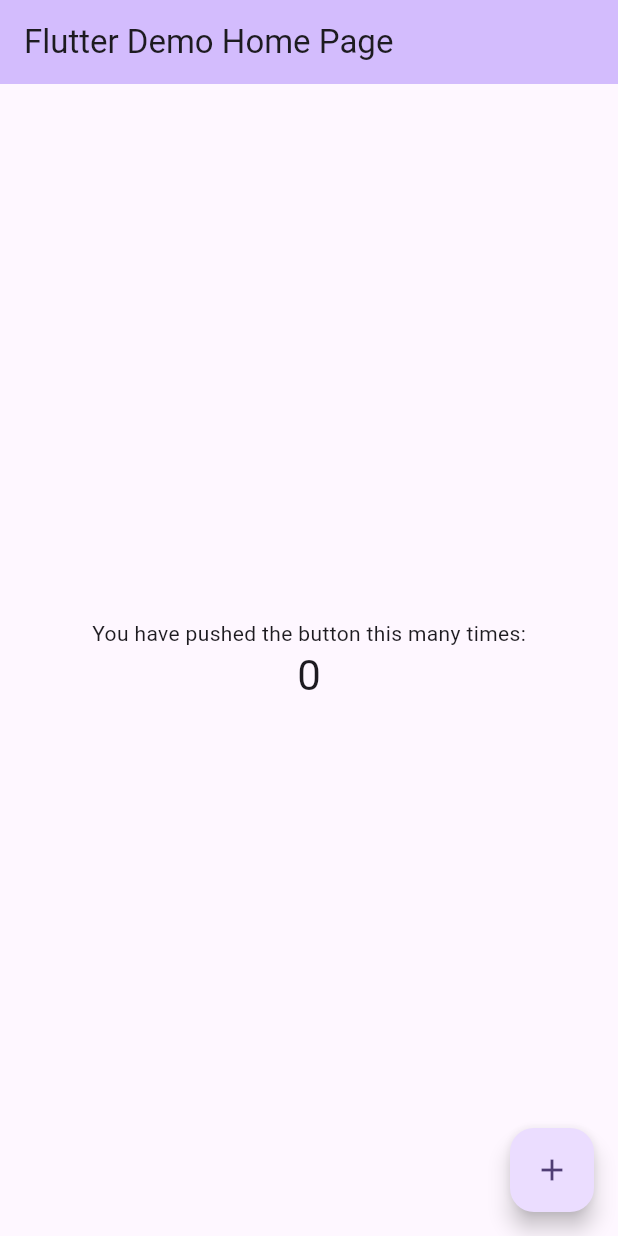
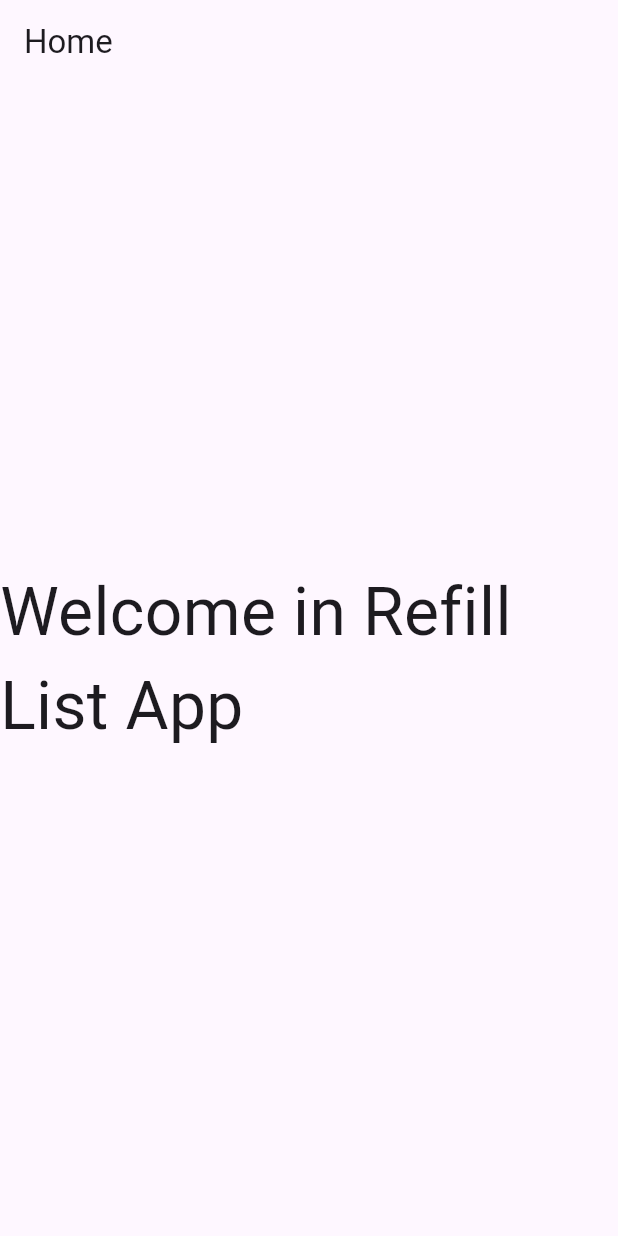
Before and after one commit to tushar-4758/Refill-List, a Flutter app: the screen it shows after launch, on a phone screen of 412 x 824 dp. Run offline on Flutter 3.47's test engine with Material 3 defaults, Android fonts, the phone set to English and light mode, and no system bars.

```diff
--- a/lib/main.dart
+++ b/lib/main.dart
@@ -7,115 +7,33 @@
 class MyApp extends StatelessWidget {
   const MyApp({super.key});
 
-  // This widget is the root of your application.
   @override
   Widget build(BuildContext context) {
     return MaterialApp(
-      title: 'Flutter Demo',
+      debugShowCheckedModeBanner: false,
+      title: 'My App',
       theme: ThemeData(
-        // This is the theme of your application.
-        //
-        // TRY THIS: Try running your application with "flutter run". You'll see
-        // the application has a purple toolbar. Then, without quitting the app,
-        // try changing the seedColor in the colorScheme below to Colors.green
-        // and then invoke "hot reload" (save your changes or press the "hot
-        // reload" button in a Flutter-supported IDE, or press "r" if you used
-        // the command line to start the app).
-        //
-        // Notice that the counter didn't reset back to zero; the application
-        // state is not lost during the reload. To reset the state, use hot
-        // restart instead.
-        //
-        // This works for code too, not just values: Most code changes can be
-        // tested with just a hot reload.
-        colorScheme: .fromSeed(seedColor: Colors.deepPurple),
+        primarySwatch: Colors.blue,
       ),
-      home: const MyHomePage(title: 'Flutter Demo Home Page'),
+      home: const HomePage(),
     );
   }
 }
 
-class MyHomePage extends StatefulWidget {
-  const MyHomePage({super.key, required this.title});
-
-  // This widget is the home page of your application. It is stateful, meaning
-  // that it has a State object (defined below) that contains fields that affect
-  // how it looks.
-
-  // This class is the configuration for the state. It holds the values (in this
-  // case the title) provided by the parent (in this case the App widget) and
-  // used by the build method of the State. Fields in a Widget subclass are
-  // always marked "final".
-
-  final String title;
-
-  @override
-  State<MyHomePage> createState() => _MyHomePageState();
-}
-
-class _MyHomePageState extends State<MyHomePage> {
-  int _counter = 0;
-
-  void _incrementCounter() {
-    setState(() {
-      // This call to setState tells the Flutter framework that something has
-      // changed in this State, which causes it to rerun the build method below
-      // so that the display can reflect the updated values. If we changed
-      // _counter without calling setState(), then the build method would not be
-      // called again, and so nothing would appear to happen.
-      _counter++;
-    });
-  }
+class HomePage extends StatelessWidget {
+  const HomePage({super.key});
 
   @override
   Widget build(BuildContext context) {
-    // This method is rerun every time setState is called, for instance as done
-    // by the _incrementCounter method above.
-    //
-    // The Flutter framework has been optimized to make rerunning build methods
-    // fast, so that you can just rebuild anything that needs updating rather
-    // than having to individually change instances of widgets.
     return Scaffold(
       appBar: AppBar(
-        // TRY THIS: Try changing the color here to a specific color (to
-        // Colors.amber, perhaps?) and trigger a hot reload to see the AppBar
-        // change color while the other colors stay the same.
-        backgroundColor: Theme.of(context).colorScheme.inversePrimary,
-        // Here we take the value from the MyHomePage object that was created by
-        // the App.build method, and use it to set our appbar title.
-        title: Text(widget.title),
+        title: const Text("Home"),
       ),
-      body: Center(
-        // Center is a layout widget. It takes a single child and positions it
-        // in the middle of the parent.
-        child: Column(
-          // Column is also a layout widget. It takes a list of children and
-          // arranges them vertically. By default, it sizes itself to fit its
-          // children horizontally, and tries to be as tall as its parent.
-          //
-          // Column has various properties to control how it sizes itself and
-          // how it positions its children. Here we use mainAxisAlignment to
-          // center the children vertically; the main axis here is the vertical
-          // axis because Columns are vertical (the cross axis would be
-          // horizontal).
-          //
-          // TRY THIS: Invoke "debug painting" (choose the "Toggle Debug Paint"
-          // action in the IDE, or press "p" in the console), to see the
-          // wireframe for each widget.
-          mainAxisAlignment: .center,
-          children: [
-            const Text('You have pushed the button this many times:'),
-            Text(
-              '$_counter',
-              style: Theme.of(context).textTheme.headlineMedium,
-            ),
-          ],
+      body: const Center(
+        child: Text(
+          "Welcome in Refill List App",
+          style: TextStyle(fontSize: 44),
         ),
-      ),
-      floatingActionButton: FloatingActionButton(
-        onPressed: _incrementCounter,
-        tooltip: 'Increment',
-        child: const Icon(Icons.add),
       ),
     );
   }
```
